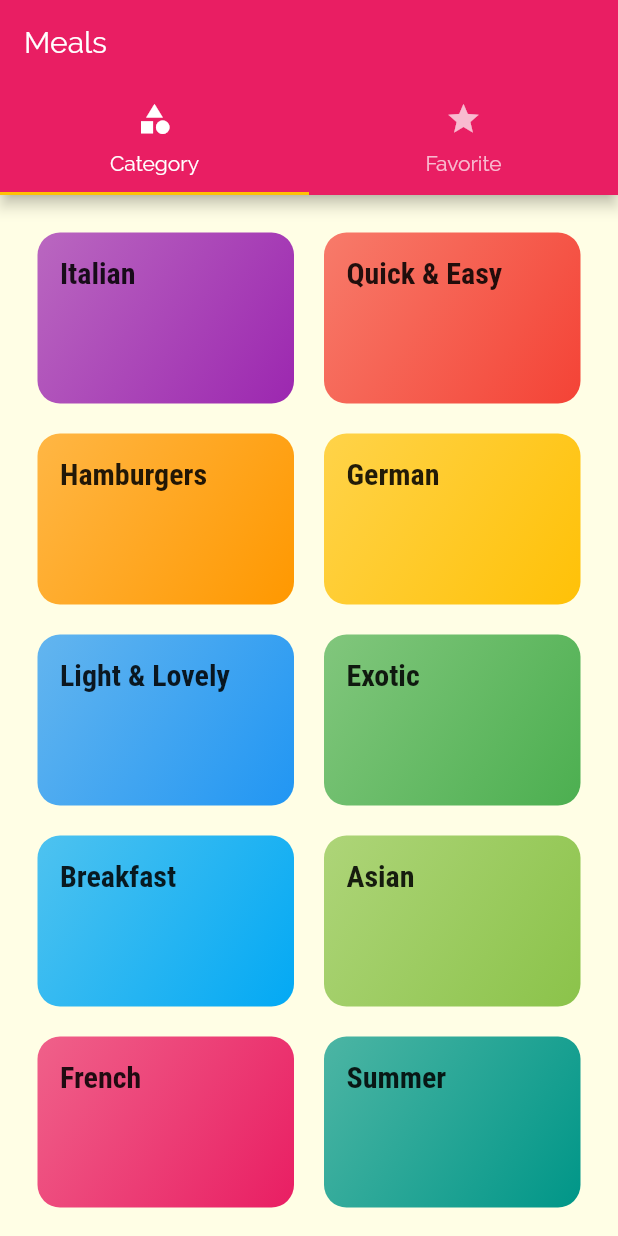
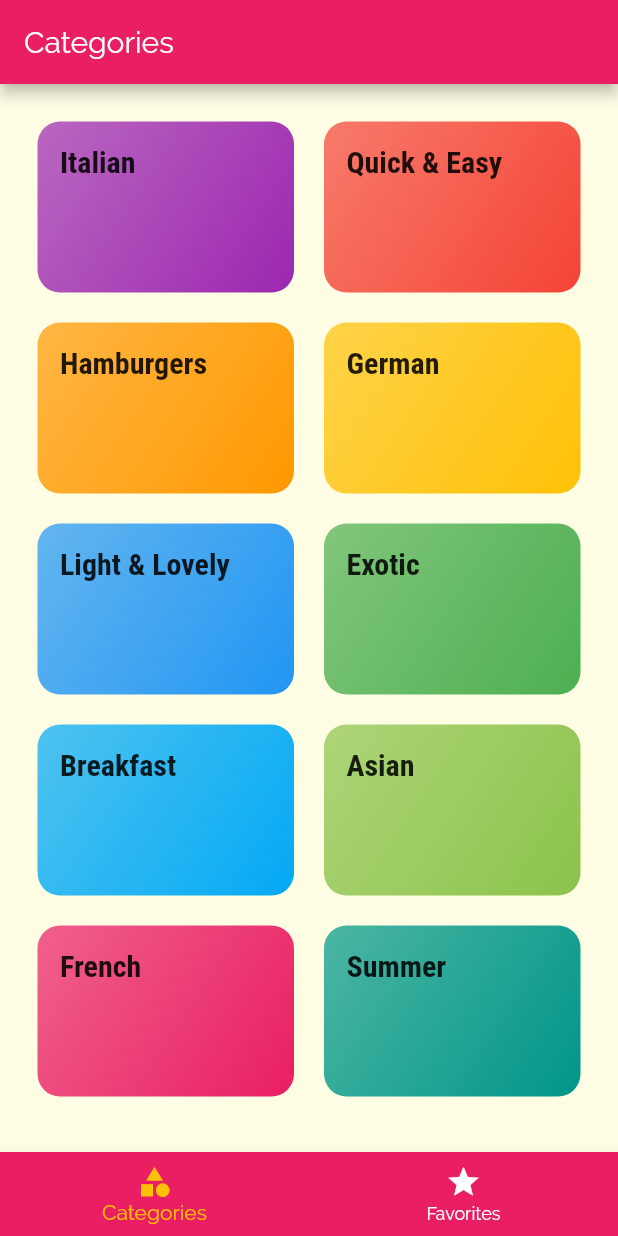
Before and after one commit to cozyfex/flutter_meals_app, a Flutter app: the screen it shows after launch, on a phone screen of 412 x 824 dp. Run offline on Flutter 3.47's test engine with Material 2 defaults, Android fonts, the phone set to English and light mode, and no system bars.

```diff
--- a/lib/screens/tabs_screen.dart
+++ b/lib/screens/tabs_screen.dart
@@ -9,33 +9,55 @@ class TabsScreen extends StatefulWidget {
 }
 
 class _TabsScreenState extends State<TabsScreen> {
+  final List<Map<String, Object>> _pages = [
+    {
+      'page': CategoriesScreen(),
+      'title': 'Categories',
+    },
+    {
+      'page': FavoritesScreen(),
+      'title': 'Your Favorites',
+    },
+  ];
+  int _selectedPageIndex = 0;
+
+  void _selectPage(int index) {
+    setState(() {
+      _selectedPageIndex = index;
+    });
+  }
+
   @override
   Widget build(BuildContext context) {
-    return DefaultTabController(
-        length: 2,
-        // initialIndex: 1,
-        child: Scaffold(
-          appBar: AppBar(
-            title: Text('Meals'),
-            bottom: TabBar(
-              tabs: [
-                Tab(
-                  icon: Icon(Icons.category),
-                  text: 'Category',
-                ),
-                Tab(
-                  icon: Icon(Icons.star),
-                  text: 'Favorite',
-                ),
-              ],
+    return Scaffold(
+      appBar: AppBar(
+        title: Text(_pages[_selectedPageIndex]['title']),
+      ),
+      body: _pages[_selectedPageIndex]['page'],
+      bottomNavigationBar: BottomNavigationBar(
+        onTap: _selectPage,
+        backgroundColor: Theme.of(context).primaryColor,
+        unselectedItemColor: Colors.white,
+        selectedItemColor: Theme.of(context).accentColor,
+        currentIndex: _selectedPageIndex,
+        // type: BottomNavigationBarType.shifting,
+        items: [
+          BottomNavigationBarItem(
+            backgroundColor: Theme.of(context).primaryColor,
+            icon: Icon(
+              Icons.category,
             ),
+            title: Text('Categories'),
           ),
-          body: TabBarView(
-            children: [
-              CategoriesScreen(),
-              FavoritesScreen(),
-            ],
+          BottomNavigationBarItem(
+            backgroundColor: Theme.of(context).primaryColor,
+            icon: Icon(
+              Icons.star,
+            ),
+            title: Text('Favorites'),
           ),
-        ));
+        ],
+      ),
+    );
   }
 }
```
